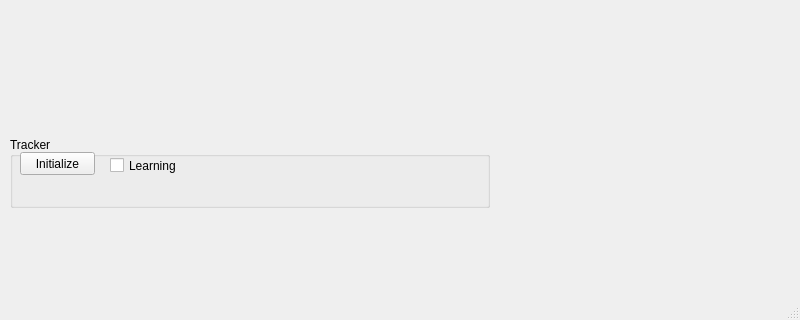
Before: the Qt Designer form SeaVipers2/seavipers2.ui in jerdman/SeaVipers2, drawn with Qt 5; both pictures show x 0 to 800 and y 380 to 700 of the 800 by 700 pixel window.
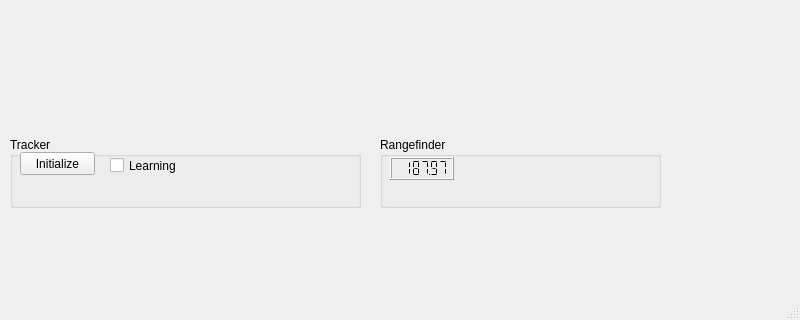
After: the same form once the commit is applied.

The edit to the form file:
```diff
--- a/SeaVipers2/seavipers2.ui
+++ b/SeaVipers2/seavipers2.ui
@@ -19,7 +19,7 @@
      <rect>
       <x>10</x>
       <y>500</y>
-      <width>480</width>
+      <width>351</width>
       <height>71</height>
      </rect>
     </property>
@@ -59,6 +59,53 @@
      </property>
     </widget>
    </widget>
+   <widget class="QGroupBox" name="groupBox_2">
+    <property name="geometry">
+     <rect>
+      <x>380</x>
+      <y>500</y>
+      <width>281</width>
+      <height>71</height>
+     </rect>
+    </property>
+    <property name="title">
+     <string>Rangefinder</string>
+    </property>
+    <widget class="QLCDNumber" name="lcdNumber">
+     <property name="geometry">
+      <rect>
+       <x>10</x>
+       <y>20</y>
+       <width>64</width>
+       <height>23</height>
+      </rect>
+     </property>
+     <property name="autoFillBackground">
+      <bool>false</bool>
+     </property>
+     <property name="frameShape">
+      <enum>QFrame::Box</enum>
+     </property>
+     <property name="lineWidth">
+      <number>1</number>
+     </property>
+     <property name="midLineWidth">
+      <number>0</number>
+     </property>
+     <property name="smallDecimalPoint">
+      <bool>true</bool>
+     </property>
+     <property name="digitCount">
+      <number>6</number>
+     </property>
+     <property name="segmentStyle">
+      <enum>QLCDNumber::Flat</enum>
+     </property>
+     <property name="value" stdset="0">
+      <double>187.969999999999999</double>
+     </property>
+    </widget>
+   </widget>
   </widget>
   <widget class="QMenuBar" name="menuBar">
    <property name="geometry">
```
